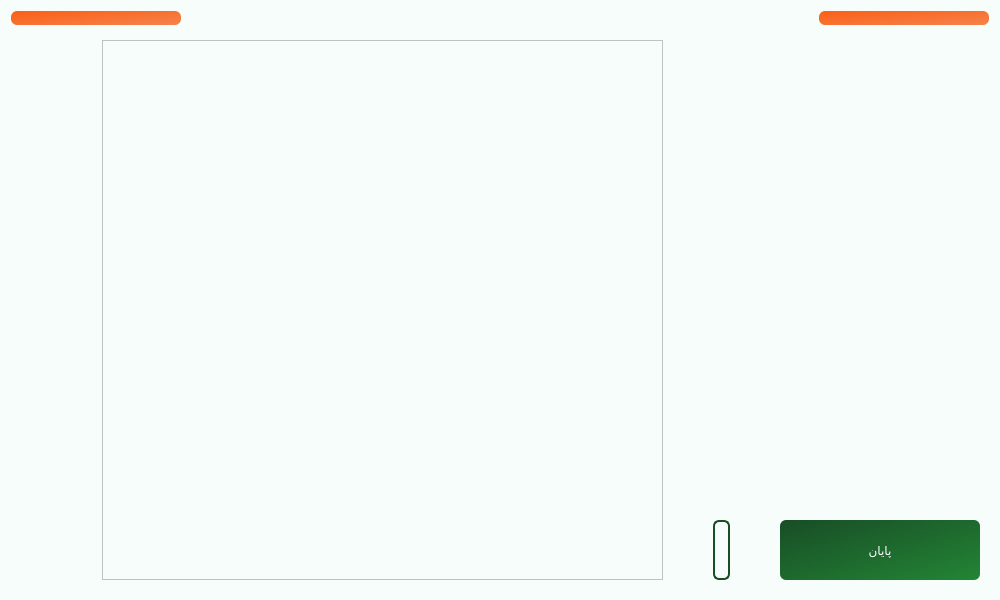
First picture: the form in main.ui, repository Farazist/raspberrypi-app, before the edit.
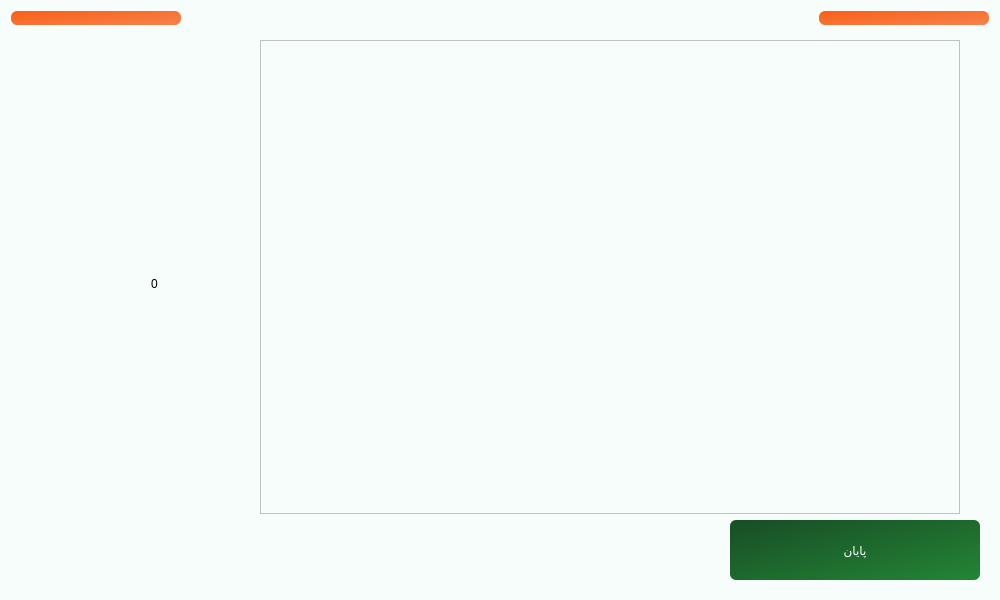
Second picture: the form after the edit. Icons and pictures are not drawn.

Commit message: edited manual delivey stack

Diff of the .ui file:
```diff
--- a/main.ui
+++ b/main.ui
@@ -1759,36 +1759,58 @@
      </widget>
      <widget class="QWidget" name="pageManualDelivery">
       <layout class="QVBoxLayout" name="verticalLayout_14">
-       <property name="spacing">
-        <number>50</number>
-       </property>
        <item>
-        <layout class="QHBoxLayout" name="horizontalLayout_14">
-         <item alignment="Qt::AlignLeft|Qt::AlignBottom">
-          <widget class="QPushButton" name="btnSettingManualDelivery">
-           <property name="styleSheet">
-            <string notr="true">border: none;</string>
+        <layout class="QHBoxLayout" name="horizontalLayout_12">
+         <property name="spacing">
+          <number>20</number>
+         </property>
+         <property name="leftMargin">
+          <number>50</number>
+         </property>
+         <property name="rightMargin">
+          <number>20</number>
+         </property>
+         <item>
+          <layout class="QVBoxLayout" name="verticalLayout_18">
+           <property name="spacing">
+            <number>0</number>
            </property>
-           <property name="text">
-            <string/>
-           </property>
-           <property name="icon">
-            <iconset>
-             <normaloff>images/sign/setting.png</normaloff>images/sign/setting.png</iconset>
-           </property>
-           <property name="iconSize">
-            <size>
-             <width>60</width>
-             <height>60</height>
-            </size>
-           </property>
-           <property name="flat">
-            <bool>true</bool>
-           </property>
-          </widget>
+           <item alignment="Qt::AlignHCenter|Qt::AlignBottom">
+            <widget class="QLabel" name="lblSelectedItem">
+             <property name="styleSheet">
+              <string notr="true">font: 18pt &quot;IRANSans&quot;;</string>
+             </property>
+             <property name="text">
+              <string/>
+             </property>
+            </widget>
+           </item>
+           <item alignment="Qt::AlignHCenter|Qt::AlignTop">
+            <widget class="QLabel" name="lblItemNum">
+             <property name="styleSheet">
+              <string notr="true">font: 75 20pt &quot;IRANSansFaNum&quot;;</string>
+             </property>
+             <property name="text">
+              <string>&lt;html&gt;&lt;head/&gt;&lt;body&gt;&lt;p&gt;0&lt;/p&gt;&lt;/body&gt;&lt;/html&gt;</string>
+             </property>
+            </widget>
+           </item>
+          </layout>
          </item>
          <item>
           <widget class="QScrollArea" name="scrollAreaManual">
+           <property name="minimumSize">
+            <size>
+             <width>400</width>
+             <height>0</height>
+            </size>
+           </property>
+           <property name="maximumSize">
+            <size>
+             <width>700</width>
+             <height>16777215</height>
+            </size>
+           </property>
            <property name="widgetResizable">
             <bool>true</bool>
            </property>
@@ -1797,32 +1819,38 @@
              <rect>
               <x>0</x>
               <y>0</y>
-              <width>663</width>
-              <height>456</height>
+              <width>698</width>
+              <height>382</height>
              </rect>
             </property>
            </widget>
           </widget>
          </item>
-         <item alignment="Qt::AlignHCenter|Qt::AlignBottom">
-          <widget class="QLabel" name="label_14">
-           <property name="minimumSize">
+        </layout>
+       </item>
+       <item>
+        <layout class="QHBoxLayout" name="horizontalLayout_11">
+         <item alignment="Qt::AlignLeft|Qt::AlignBottom">
+          <widget class="QPushButton" name="btnSettingManualDelivery">
+           <property name="text">
+            <string/>
+           </property>
+           <property name="icon">
+            <iconset>
+             <normaloff>images/sign/setting.png</normaloff>images/sign/setting.png</iconset>
+           </property>
+           <property name="iconSize">
             <size>
-             <width>0</width>
+             <width>60</width>
              <height>60</height>
             </size>
            </property>
-           <property name="styleSheet">
-            <string notr="true">padding: 3px; 
-border: 2px solid #184d26; 
-border-radius: 6px;</string>
-           </property>
-           <property name="text">
-            <string/>
+           <property name="flat">
+            <bool>true</bool>
            </property>
           </widget>
          </item>
-         <item alignment="Qt::AlignBottom">
+         <item>
           <widget class="QPushButton" name="btnFinishDelivery">
            <property name="minimumSize">
             <size>
@@ -1830,6 +1858,12 @@
              <height>60</height>
             </size>
            </property>
+           <property name="maximumSize">
+            <size>
+             <width>250</width>
+             <height>60</height>
+            </size>
+           </property>
            <property name="styleSheet">
             <string notr="true">background: qlineargradient(x1:0, y1:0, x2:1, y2:1, stop:0 #184d26, stop:1 #238535);
 font: 18pt &quot;IRANSans&quot;;
```
Left out of the diff: 100 changed lines with no effect on the pictures. The commit also changes 3 other files.
